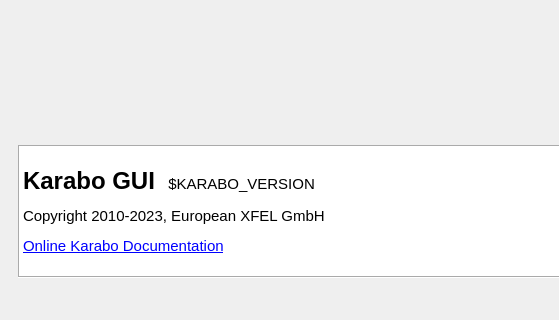
Old version of the form src/pythonGui/karabogui/dialogs/ui/about.ui in the repository European-XFEL/Karabo; both pictures show x 0 to 559 and y 345 to 665 of the 865 by 665 pixel window.
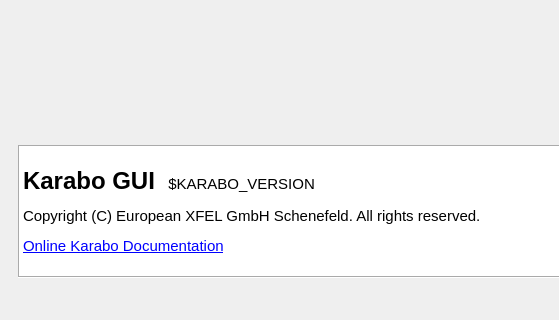
New version of the form.

Commit message: FOSS: Harmonize copyright

What changed in the file:
```diff
--- a/src/pythonGui/karabogui/dialogs/ui/about.ui
+++ b/src/pythonGui/karabogui/dialogs/ui/about.ui
@@ -81,7 +81,7 @@
 p, li { white-space: pre-wrap; }
 &lt;/style&gt;&lt;/head&gt;&lt;body style=&quot; font-family:'Sans Serif'; font-size:9pt; font-weight:400; font-style:normal;&quot;&gt;
 &lt;p style=&quot; margin-top:12px; margin-bottom:12px; margin-left:0px; margin-right:0px; -qt-block-indent:0; text-indent:0px;&quot;&gt;&lt;span style=&quot; font-family:'Source Sans Pro'; font-size:18pt; font-weight:600;&quot;&gt;Karabo GUI&lt;/span&gt;    &lt;span style=&quot; font-family:'Source Sans Pro'; font-size:11pt; &quot;&gt;$KARABO_VERSION&lt;/span&gt;&lt;/p&gt;
-&lt;p style=&quot; margin-top:12px; margin-bottom:12px; margin-left:0px; margin-right:0px; -qt-block-indent:0; text-indent:0px;&quot;&gt;&lt;span style=&quot; font-family:'Source Sans Pro'; font-size:11pt;&quot;&gt;Copyright 2010-2023, European XFEL GmbH&lt;/span&gt;&lt;/p&gt;
+&lt;p style=&quot; margin-top:12px; margin-bottom:12px; margin-left:0px; margin-right:0px; -qt-block-indent:0; text-indent:0px;&quot;&gt;&lt;span style=&quot; font-family:'Source Sans Pro'; font-size:11pt;&quot;&gt;Copyright (C) European XFEL GmbH Schenefeld. All rights reserved.&lt;/span&gt;&lt;/p&gt;
 &lt;p style=&quot; margin-top:12px; margin-bottom:12px; margin-left:0px; margin-right:0px; -qt-block-indent:0; text-indent:0px;&quot;&gt;&lt;a href=&quot;https://rtd.xfel.eu/docs/karabo/en/latest/&quot;&gt;&lt;span style=&quot; font-family:'Source Sans Pro'; font-size:11pt; text-decoration: underline; color:#0000ff;&quot;&gt;Online Karabo Documentation&lt;/span&gt;&lt;/a&gt;&lt;/p&gt;&lt;/body&gt;&lt;/html&gt;</string>
    </property>
    <property name="openExternalLinks">
```
The commit also changes 27 other files.
